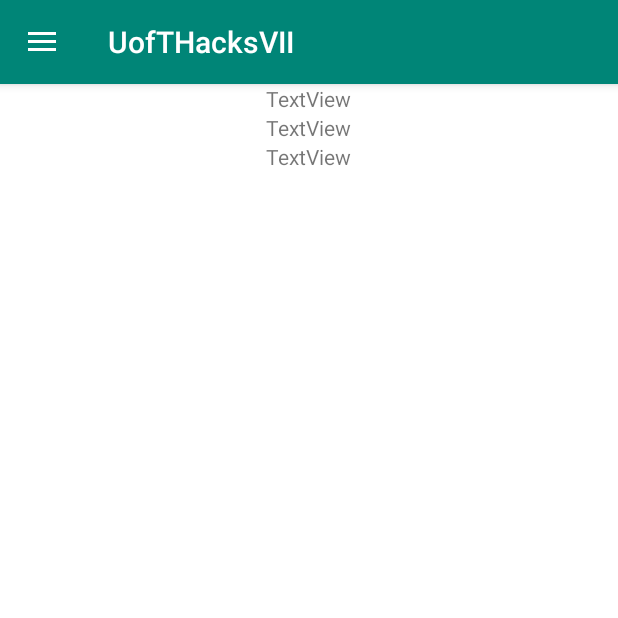
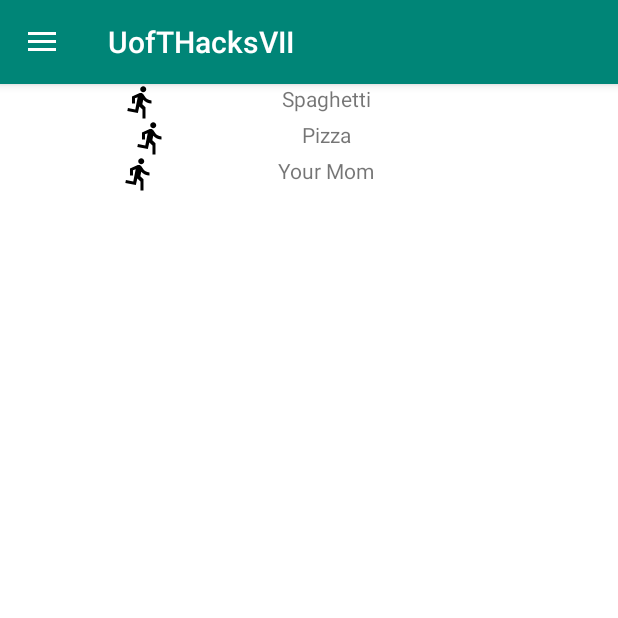
Before and after one commit to CraigP17/UofTHacksVII, an Android app: the RecommendedPage screen opened directly, with no data from a screen before it, on a phone screen of 412 x 824 dp, the top half of it. Run offline under Robolectric (Android 15) with nearby library versions, the phone set to English and light mode, and no system bars.

Commit message:
addEntries() in RecommendedPage changes the text in the entry.

```diff
--- a/app/src/main/java/com/example/uofthacksvii/RecommendedPage.java
+++ b/app/src/main/java/com/example/uofthacksvii/RecommendedPage.java
@@ -17,6 +17,8 @@ import android.widget.LinearLayout;
 import android.widget.TextView;
 
 import com.google.android.material.navigation.NavigationView;
+
+import org.w3c.dom.Text;
 
 public class RecommendedPage extends AppCompatActivity {
 
@@ -92,6 +94,8 @@ public class RecommendedPage extends AppCompatActivity {
         for(int i = 0; i < entries.length; i++) {
 
             View entry = getLayoutInflater().inflate(R.layout.entry, null);
+            TextView textView = (TextView) entry.findViewById(R.id.textView4);
+            textView.setText(entries[i]);
             linearLayout.addView(entry);
         }
     }
--- a/app/src/main/res/layout/entry.xml
+++ b/app/src/main/res/layout/entry.xml
@@ -6,11 +6,11 @@
     android:layout_height="match_parent">
 
     <ImageView
-        android:id="@+id/imageView"
+        android:id="@+id/imageView2"
         android:layout_width="wrap_content"
         android:layout_height="wrap_content"
         android:layout_weight="1"
-        tools:srcCompat="@tools:sample/avatars" />
+        app:srcCompat="@drawable/ic_directions_run_black_24dp" />
 
     <TextView
         android:id="@+id/textView4"
```
